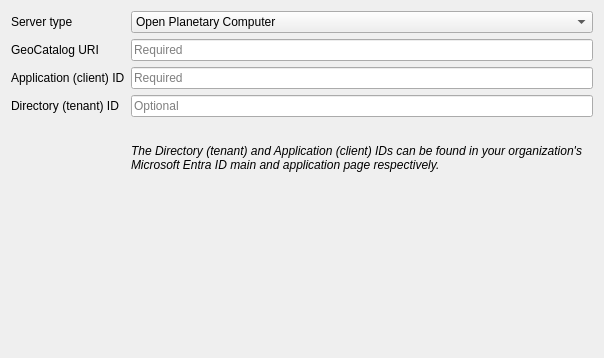
Old version of the form src/auth/planetary_computer/gui/qgsauthplanetarycomputeredit.ui in the repository carsmie/QGIS.
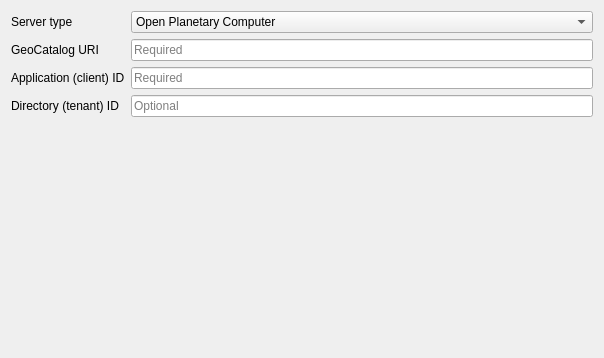
New version of the form.

Commit message: update auth method help label

The edit to the form file:
```diff
--- a/src/auth/planetary_computer/gui/qgsauthplanetarycomputeredit.ui
+++ b/src/auth/planetary_computer/gui/qgsauthplanetarycomputeredit.ui
@@ -104,9 +104,6 @@
        <verstretch>0</verstretch>
       </sizepolicy>
      </property>
-     <property name="text">
-      <string>&lt;html&gt;&lt;head/&gt;&lt;body&gt;&lt;p&gt;&lt;span style=&quot; font-style:italic;&quot;&gt;The Directory (tenant) and Application (client) IDs can be found in your organization's Microsoft Entra ID main and application page respectively.&lt;/span&gt;&lt;/p&gt;&lt;/body&gt;&lt;/html&gt;</string>
-     </property>
      <property name="wordWrap">
       <bool>true</bool>
      </property>
```
Left out of the diff: 6 changed lines with no effect on the pictures. The commit also changes 2 other files.
